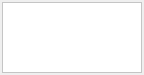
Qt form src/kanbancardwidget.ui (noedigcode/Kanbanapp) before a commit.
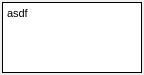
The same form after that commit.

Commit message: Fixes for strange behaviour on Linux Mint 20.2 XFCE: Fixed card plainTextEdit height with new homemade fudge; Card plainTextEdit style changed to appear flat; Double context menu fixed, only one modified standard context menu now.

Diff of the .ui file:
```diff
--- a/src/kanbancardwidget.ui
+++ b/src/kanbancardwidget.ui
@@ -49,7 +49,17 @@
       <bool>false</bool>
      </property>
      <property name="styleSheet">
-      <string notr="true">QPlainTextEdit {background-color: #ffffff;}</string>
+      <string notr="true">QPlainTextEdit {
+	background-color: #ffffff;
+	padding: 0px;
+	margin: 0px;
+}</string>
+     </property>
+     <property name="frameShape">
+      <enum>QFrame::Box</enum>
+     </property>
+     <property name="frameShadow">
+      <enum>QFrame::Plain</enum>
      </property>
      <property name="verticalScrollBarPolicy">
       <enum>Qt::ScrollBarAlwaysOff</enum>
@@ -58,7 +68,7 @@
       <enum>QAbstractScrollArea::AdjustIgnored</enum>
      </property>
      <property name="plainText">
-      <string/>
+      <string>asdf</string>
      </property>
      <property name="backgroundVisible">
       <bool>false</bool>
```
Left out of the diff: 3 changed lines with no effect on the pictures. The commit also changes 2 other files.
